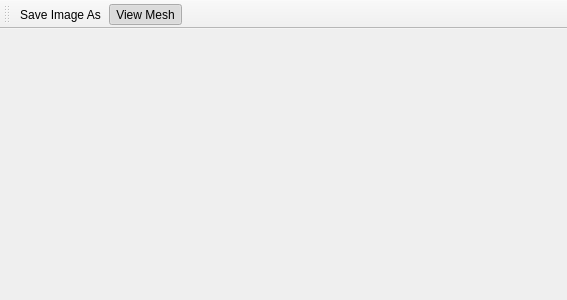
The window that branches/triquadglBenchmark/src/mainwindow.ui (ethiago/triquadgl) describes before a commit, drawn with Qt 5.
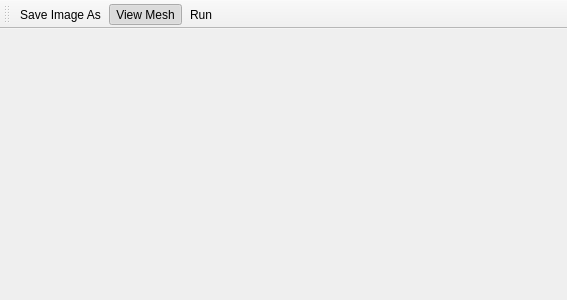
The same window after the commit.

Commit message: Benchmark: Botao de run e compilacao no windows

```diff
--- a/branches/triquadglBenchmark/src/mainwindow.ui
+++ b/branches/triquadglBenchmark/src/mainwindow.ui
@@ -40,6 +40,7 @@
    </attribute>
    <addaction name="actionSaveImageAs"/>
    <addaction name="actionView_Mesh"/>
+   <addaction name="actionRun"/>
   </widget>
   <action name="actionSaveImageAs">
    <property name="text">
@@ -60,6 +61,11 @@
     <string>View Mesh</string>
    </property>
   </action>
+  <action name="actionRun">
+   <property name="text">
+    <string>Run</string>
+   </property>
+  </action>
  </widget>
  <layoutdefault spacing="6" margin="11"/>
  <resources/>
```
The commit also changes 5 other files.
